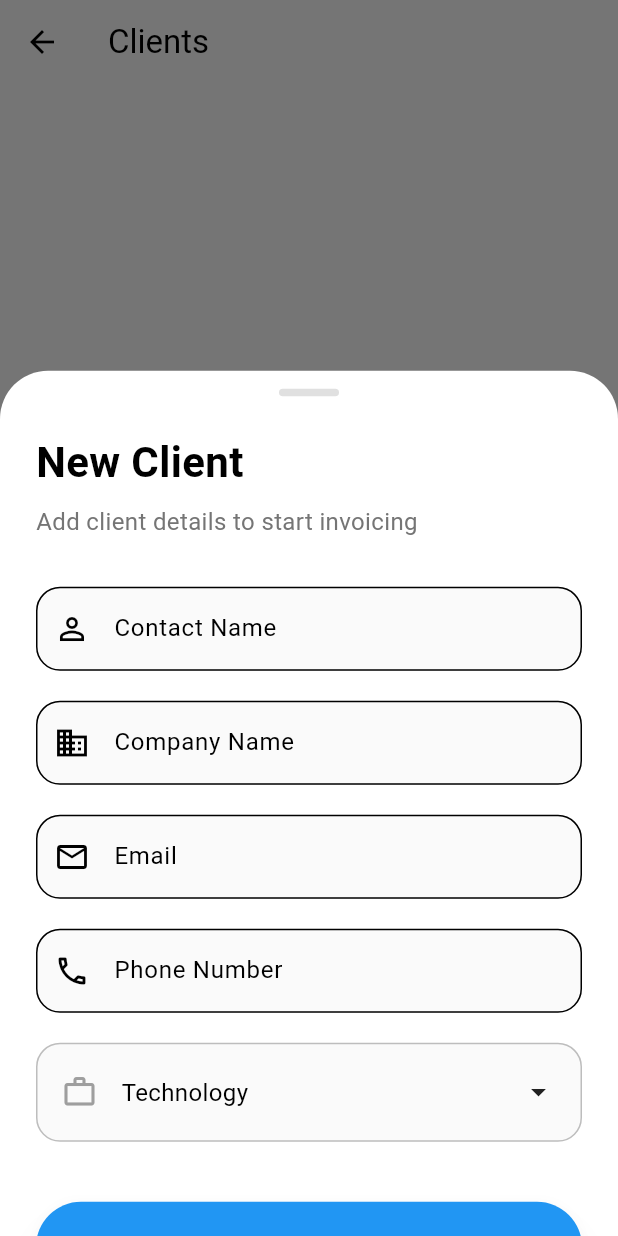
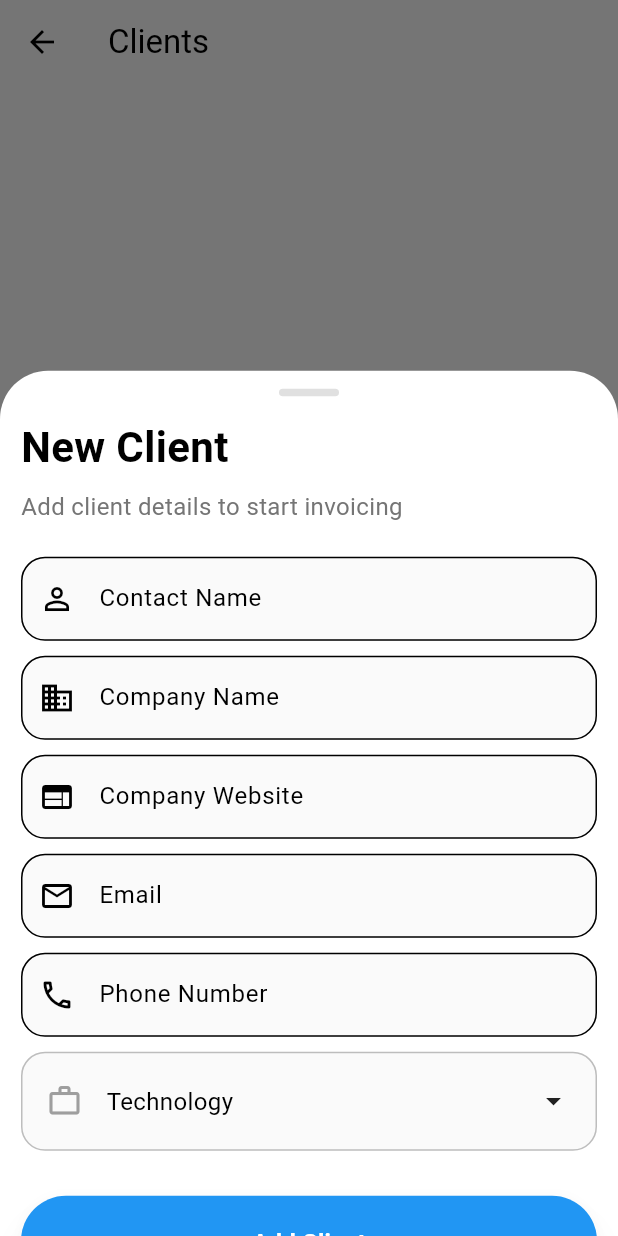
Before and after one commit to Destiny-Ed/invoice_pay, a Flutter app: the ClientsScreen screen opened directly, after a tap on the "add" icon, on a phone screen of 412 x 824 dp. Run offline on Flutter 3.47's test engine with Material 3 defaults, Android fonts, the phone set to English and light mode, and no system bars; our stand-ins replace cached_network_image, cloud_firestore, firebase_auth, firebase_core, firebase_storage, fl_chart and 11 more; missing offline and left inert: currency_picker, flutter_pdfview, flutter_tawkto, flutter_utilities, in_app_update; accounts and stored records are empty.

```diff
--- a/lib/screens/clients/client_screen.dart
+++ b/lib/screens/clients/client_screen.dart
@@ -71,6 +71,7 @@ class ClientsScreen extends StatelessWidget {
     final TextEditingController companyCtrl = TextEditingController();
     final TextEditingController emailCtrl = TextEditingController();
     final TextEditingController phoneCtrl = TextEditingController();
+    final TextEditingController websiteCtrl = TextEditingController();
     String selectedIndustry = 'Technology'; // Default
 
     final List<String> industries = [
@@ -125,7 +126,7 @@ class ClientsScreen extends StatelessWidget {
                       Expanded(
                         child: ListView(
                           controller: controller,
-                          padding: const EdgeInsets.all(24),
+                          padding: const EdgeInsets.all(14),
                           children: [
                             const Text(
                               'New Client',
@@ -143,7 +144,7 @@ class ClientsScreen extends StatelessWidget {
                               ),
                             ),
 
-                            const SizedBox(height: 32),
+                            const SizedBox(height: 22),
 
                             // Contact Name
                             TextField(
@@ -159,7 +160,7 @@ class ClientsScreen extends StatelessWidget {
                               ),
                             ),
 
-                            const SizedBox(height: 20),
+                            const SizedBox(height: 10),
 
                             // Company Name
                             TextField(
@@ -175,7 +176,21 @@ class ClientsScreen extends StatelessWidget {
                               ),
                             ),
 
-                            const SizedBox(height: 20),
+                            const SizedBox(height: 10),
+                            TextField(
+                              controller: websiteCtrl,
+                              decoration: InputDecoration(
+                                labelText: 'Company Website',
+                                prefixIcon: const Icon(Icons.web),
+                                border: OutlineInputBorder(
+                                  borderRadius: BorderRadius.circular(16),
+                                ),
+                                filled: true,
+                                fillColor: Colors.grey[50],
+                              ),
+                            ),
+
+                            const SizedBox(height: 10),
 
                             // Email
                             TextField(
@@ -192,7 +207,7 @@ class ClientsScreen extends StatelessWidget {
                               ),
                             ),
 
-                            const SizedBox(height: 20),
+                            const SizedBox(height: 10),
 
                             // Phone
                             TextField(
@@ -209,7 +224,7 @@ class ClientsScreen extends StatelessWidget {
                               ),
                             ),
 
-                            const SizedBox(height: 20),
+                            const SizedBox(height: 10),
 
                             // Industry Dropdown
                             GestureDetector(
@@ -253,7 +268,7 @@ class ClientsScreen extends StatelessWidget {
                               ),
                             ),
 
-                            const SizedBox(height: 40),
+                            const SizedBox(height: 30),
 
                             // Add Client Button
                             SizedBox(
@@ -267,6 +282,7 @@ class ClientsScreen extends StatelessWidget {
                                     companyName: companyCtrl.text.trim(),
                                     email: emailCtrl.text.trim(),
                                     phone: phoneCtrl.text.trim(),
+                                    website: websiteCtrl.text.trim(),
                                     statusTag: '',
                                     statusColor: primaryColor,
                                     actionIcon: Icons.person,
--- a/lib/screens/invoice/invoice_details_screen.dart
+++ b/lib/screens/invoice/invoice_details_screen.dart
@@ -337,7 +337,9 @@ class _InvoiceDetailScreenState extends State<InvoiceDetailScreen> {
                               crossAxisAlignment: CrossAxisAlignment.start,
                               children: [
                                 Text(
-                                  invoice.paymentMethod.capitalize(),
+                                  invoice.paymentMethod
+                                      .replaceAll("_", " ")
+                                      .capitalize(),
                                   style: const TextStyle(
                                     fontSize: 18,
                                     fontWeight: FontWeight.bold,
--- a/lib/screens/invoice/invoice_preview.dart
+++ b/lib/screens/invoice/invoice_preview.dart
@@ -62,12 +62,6 @@ class _InvoicePreviewScreenState extends State<InvoicePreviewScreen> {
       appBar: AppBar(
         title: const Text('Invoice Preview'),
         actions: [
-          // IconButton(
-          //   icon: const Icon(Icons.picture_as_pdf_outlined),
-          //   onPressed: () {},
-          // ),
-          // IconButton(icon: const Icon(Icons.share_outlined), onPressed: () {
-          // }),
           IconButton(
             icon: const Icon(Icons.picture_as_pdf_outlined),
             onPressed: () => downloadInvoicePdf(
```
Also changed, not shown: lib/screens/clients/client_details_screen.dart (+1 -81 lines), lib/screens/invoice/wigets/invoice_template.dart (+14 -10 lines).
